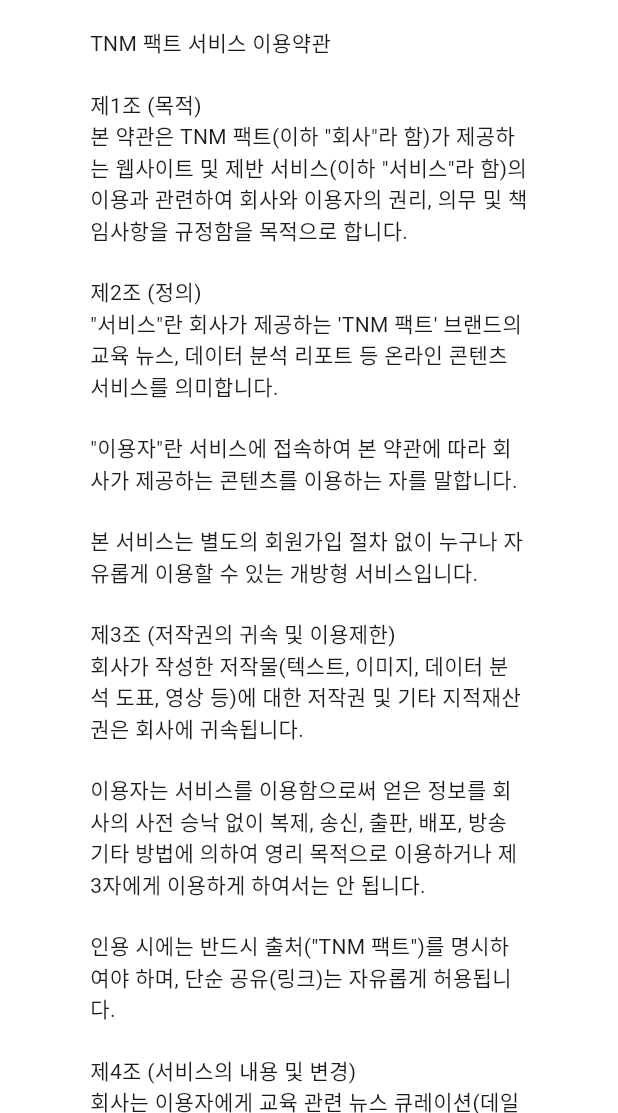
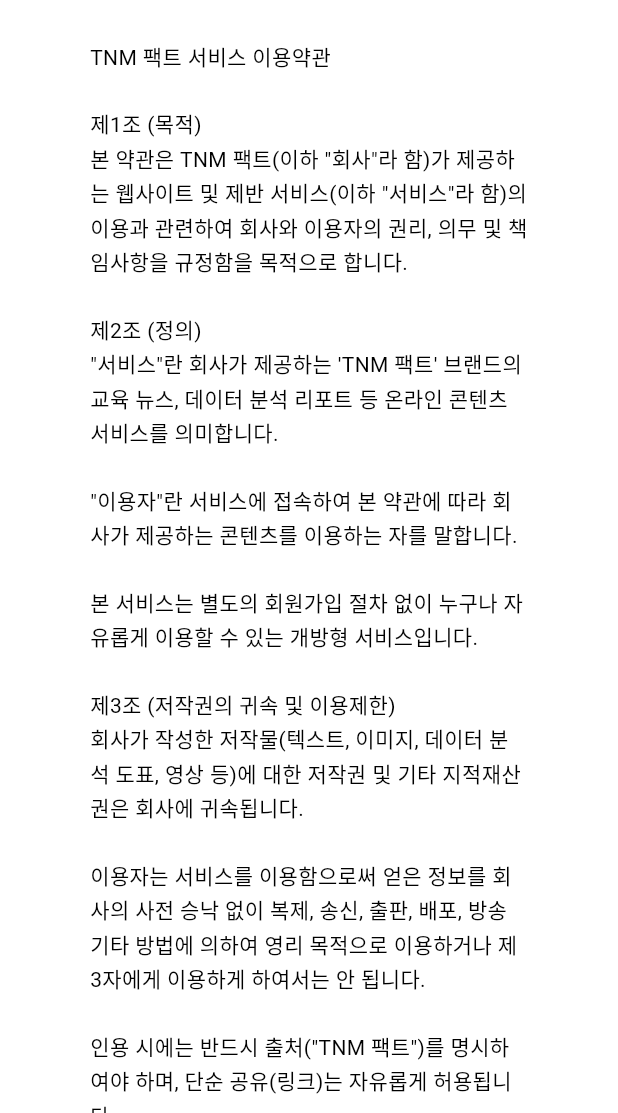
Before and after one commit to KimMinJin63/WebTNMFact, a Flutter app: the screen it shows after launch, after a tap on "이용약관", on a phone screen of 412 x 824 dp, the part 123-1236 px from its top. Run offline on Flutter 3.47's test engine with Material 3 defaults, Android fonts, the phone set to English and light mode, and no system bars; our stand-ins replace auto_size_text, cloud_firestore, firebase_auth, firebase_core, fl_chart, flutter_screenutil and 3 more; accounts and stored records are empty; Roboto replaces fonts that are missing (Pretendard); statements that could not run were skipped.

Commit message:
전체적으로 폰트 깨짐 해결 및 디테일 페이지 이동시 로딩바 추가

```diff
--- a/lib/main.dart
+++ b/lib/main.dart
@@ -22,10 +22,10 @@
   setUrlStrategy(PathUrlStrategy());
   WidgetsBinding widgetsBinding = WidgetsFlutterBinding.ensureInitialized();
     await Future.wait([
-    rootBundle.load('assets/fonts/Pretendard-Regular.otf'),
-    rootBundle.load('assets/fonts/Pretendard-Medium.otf'),
-    rootBundle.load('assets/fonts/Pretendard-SemiBold.otf'),
-    rootBundle.load('assets/fonts/Pretendard-Bold.otf'),
+    rootBundle.load('assets/fonts/Pretendard-Regular.woff2'),
+    rootBundle.load('assets/fonts/Pretendard-Medium.woff2'),
+    rootBundle.load('assets/fonts/Pretendard-SemiBold.woff2'),
+    rootBundle.load('assets/fonts/Pretendard-Bold.woff2'),
   ]);
   await Firebase.initializeApp(
     options: DefaultFirebaseOptions.currentPlatform,
--- a/lib/view/page/terms_of_service_page.dart
+++ b/lib/view/page/terms_of_service_page.dart
@@ -9,33 +9,61 @@
 
   @override
   Widget build(BuildContext context) {
+    // 0.1초 딜레이로 폰트 캐시 안정화 후 렌더링
+    return FutureBuilder(
+      future: Future.delayed(const Duration(milliseconds: 100)),
+      builder: (context, snapshot) {
+        if (snapshot.connectionState != ConnectionState.done) {
+          return const Scaffold(
+            backgroundColor: Colors.white,
+            body: Center(child: CircularProgressIndicator()),
+          );
+        }
+        return _buildMainContent();
+      },
+    );
+  }
+
+  Widget _buildMainContent() {
     return Scaffold(
       backgroundColor: AppColor.white,
       body: SafeArea(
         child: SingleChildScrollView(
-            scrollDirection: Axis.vertical,
-            child: Padding(
           padding: const EdgeInsets.all(60.0),
           child: Column(
+            crossAxisAlignment: CrossAxisAlignment.start,
             children: [
               GestureDetector(
-                    onTap: () {
-                      Get.back();
-                    },
+                onTap: Get.back,
                 child: Row(
                   children: [
                     Icon(Icons.arrow_back, color: AppColor.primary),
-                        SizedBox(width: 4),
-                        Text('돌아가기',
+                    const SizedBox(width: 4),
+                    Text(
+                      '돌아가기',
                       style: AppTextStyle.koSemiBold14()
-                                .copyWith(color: AppColor.primary)),
+                          .copyWith(color: AppColor.primary),
+                    ),
                   ],
                 ),
               ),
-              SizedBox(height: 16,),
-              Align(
-                alignment: Alignment.centerLeft,
-                child: Text('''TNM 팩트 서비스 이용약관
+              const SizedBox(height: 24),
+              Text(
+                _serviceText,
+                style: AppTextStyle.koRegular14()
+                    .copyWith(height: 1.6, color: AppColor.black),
+              ),
+            ],
+          ),
+        ),
+      ),
+    );
+  }
+}
+
+/// 🧾 서비스 이용약관 본문
+const String _serviceText = '''
+TNM 팩트 서비스 이용약관
 
 제1조 (목적)
 본 약관은 TNM 팩트(이하 "회사"라 함)가 제공하는 웹사이트 및 제반 서비스(이하 "서비스"라 함)의 이용과 관련하여 회사와 이용자의 권리, 의무 및 책임사항을 규정함을 목적으로 합니다.
@@ -76,12 +104,6 @@
 
 서비스 이용과 관련하여 발생한 분쟁에 대한 소송은 민사소송법상의 관할 법원에 제기합니다.
 
-부칙 본 약관은 2025년 1월 1일부터 시행합니다.'''),
-              ),
-            ],
-          ),
-        ),
-      )),
-    );
-  }
-}
+부칙
+본 약관은 2025년 1월 1일부터 시행합니다.
+''';
```
Also changed, not shown: lib/controller/home_controller.dart (+36 -0 lines), lib/view/page/home_page.dart (+74 -57 lines), lib/view/page/privacy_policy_page.dart (+43 -26 lines), pubspec.yaml (+5 -5 lines), pubspec.lock, 14 other files. Lines whose indentation alone changed are shown as unchanged.
